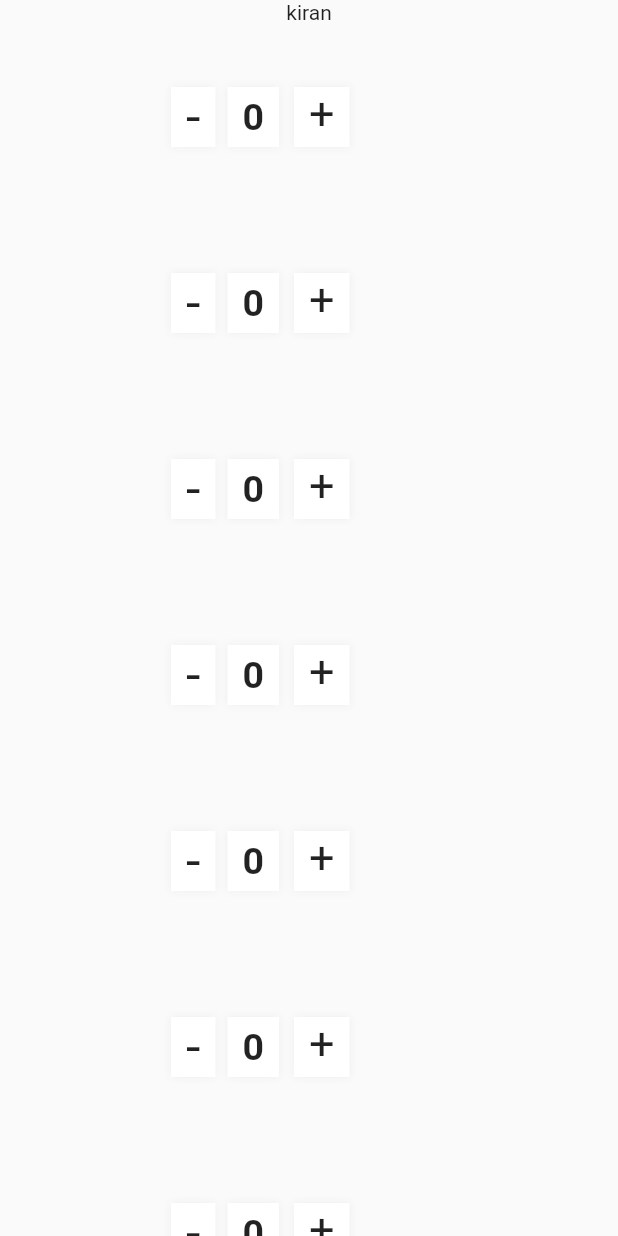
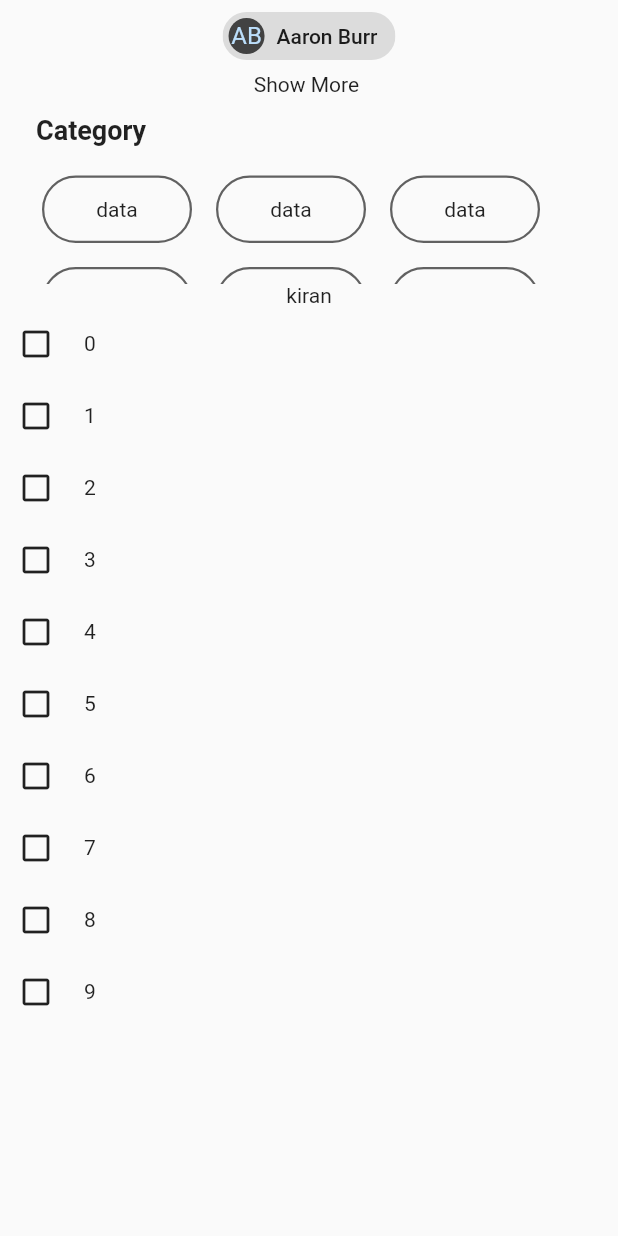
Before and after one commit to KiranYaduvanshi/demo_project, a Flutter app: the HomePage screen opened by its route, on a phone screen of 412 x 824 dp. Run offline on Flutter 3.47's test engine with Material 2 defaults, Android fonts, the phone set to English and light mode, and no system bars; our stand-ins replace flutter_contacts, get, velocity_x; missing offline and left inert: parallax, quick_actions.

Commit message:
14-Oct-2022

```diff
--- /dev/null
+++ b/lib/binding/check_box_binding.dart
@@ -0,0 +1,9 @@
+import 'package:demo_flutter_project/controller/check_box_controller.dart';
+import 'package:get/get.dart';
+
+class CheckboxBindings implements Bindings{
+  @override
+  void dependencies() {
+    Get.lazyPut(() => CheckBoxController());
+  }
+}
--- /dev/null
+++ b/lib/binding/contact_binding.dart
@@ -0,0 +1,10 @@
+import 'package:demo_flutter_project/controller/contact_controller.dart';
+import 'package:get/get.dart';
+
+class ContactBinding implements Bindings{
+  @override
+  void dependencies() {
+    Get.lazyPut(() => ContactController());
+  }
+
+}
--- /dev/null
+++ b/lib/binding/transform_binding.dart
@@ -0,0 +1,9 @@
+import 'package:demo_flutter_project/controller/TransformController.dart';
+import 'package:get/get.dart';
+
+class TransformBinding implements  Bindings{
+  @override
+  void dependencies() {
+    Get.lazyPut(() => TransformController());
+  }
+}
--- /dev/null
+++ b/lib/model.dart
@@ -0,0 +1,24 @@
+class GetApiResponse {
+  int? userId;
+  int? id;
+  String? title;
+  bool? completed;
+
+  GetApiResponse({this.userId, this.id, this.title, this.completed});
+
+  GetApiResponse.fromJson(Map<String, dynamic> json) {
+    userId = json['userId'];
+    id = json['id'];
+    title = json['title'];
+    completed = json['completed'];
+  }
+
+  Map<String, dynamic> toJson() {
+    final Map<String, dynamic> data = new Map<String, dynamic>();
+    data['userId'] = this.userId;
+    data['id'] = this.id;
+    data['title'] = this.title;
+    data['completed'] = this.completed;
+    return data;
+  }
+}
--- a/lib/routes/app_pages.dart
+++ b/lib/routes/app_pages.dart
@@ -2,4 +2,7 @@ class AppPages{
   static const homePage ="/homePage";
   static const parralaxDemo ="/parralaxDemo";
   static const scrollController ="/scrollController";
+  static const transformDemo ="/transformDemo";
+  static const checkBoxList ="/checkBoxList";
+  static const contactList ="/contactList";
 }
--- a/lib/routes/app_routes.dart
+++ b/lib/routes/app_routes.dart
@@ -1,17 +1,26 @@
+import 'package:demo_flutter_project/binding/check_box_binding.dart';
+import 'package:demo_flutter_project/binding/contact_binding.dart';
 import 'package:demo_flutter_project/binding/parent_binding.dart';
 import 'package:demo_flutter_project/binding/parralax_binding.dart';
+import 'package:demo_flutter_project/binding/transform_binding.dart';
+import 'package:demo_flutter_project/ui/get_contact.dart';
 import 'package:demo_flutter_project/ui/home_page.dart';
 import 'package:demo_flutter_project/routes/app_pages.dart';
+import 'package:demo_flutter_project/ui/multiple_checkbox.dart';
 import 'package:demo_flutter_project/ui/scroll_controller.dart';
 import 'package:get/get_navigation/get_navigation.dart';
 
 import '../ui/parralalx_demo.dart';
+import '../ui/trasnformContainerDemo.dart';
 
 class AppRoutes{
-  static String initalRoutes = AppPages.scrollController;
+  static String initalRoutes = AppPages.contactList;
   static final routes = [
     GetPage(name: AppPages.homePage, page: () => HomePage(),binding: ParentBinding()),
     GetPage(name: AppPages.parralaxDemo, page: () => ParrallaxDemo(),binding: ParralaxBinding()),
     GetPage(name: AppPages.scrollController, page: () => ScrollControllerDemo(),binding: ParralaxBinding()),
+    GetPage(name: AppPages.transformDemo, page: () => TransformConatiner(),binding: TransformBinding()),
+    GetPage(name: AppPages.checkBoxList, page: () => MultipleCheckBox(),binding: CheckboxBindings()),
+    GetPage(name: AppPages.contactList, page: () => GetContact(),binding: ContactBinding()),
   ];
 }
--- a/lib/ui/home_page.dart
+++ b/lib/ui/home_page.dart
@@ -10,9 +10,51 @@ class HomePage extends StatelessWidget{
   Widget build(BuildContext context) {
 
 
-    return Scaffold(
+    return SafeArea(
+      child: Scaffold(
         body: Column(
           children: [
+            Chip(
+              avatar: CircleAvatar(
+                backgroundColor: Colors.grey.shade800,
+                child: const Text('AB'),
+              ),
+              label: const Text('Aaron Burr'),
+            ),
+
+            GestureDetector(
+                onTap: (){
+                  controller.showList.value = !controller.showList.value;
+
+                },
+                child:
+                Obx(() => controller.showList.value ?"Show Less".text.make(): "Show More ".text.make())),
+            Obx(() =>
+              AnimatedContainer(
+                height: controller.showList.value
+                    ? Get.height * .8 - 300
+                    : 125,
+                duration: Duration(milliseconds: 500),
+                curve: Curves.linear,
+                child: SingleChildScrollView(
+                  controller: controller.localityScrollController,
+                  physics: controller.showList.value
+                      ? PageScrollPhysics()
+                      : NeverScrollableScrollPhysics(),
+                  child: Wrap(
+                    children: [
+                      for (int i=0; i< 10; i++)
+                        showListData()
+                    ],
+                  ),
+                ),
+              ),
+            ),
+
+
+
+
+
             "kiran".text.make(),
 
             Obx(() =>
@@ -22,9 +64,7 @@ class HomePage extends StatelessWidget{
                   itemCount: controller.list.length,
                     itemBuilder: (BuildContext context , int index){
 
-                return CartItems(index: index,
-
-                ).p(12);
+                  return checkBoxList(index,).p(12);
 
                 }),
               ).expand(),
@@ -32,7 +72,75 @@ class HomePage extends StatelessWidget{
 
           ],
         ),
+      ),
     );
   }
 
+  Widget checkBoxList(int index){
+    return  GestureDetector(
+        onTap: (){
+          //controller.selected_index.value = index;
+          controller.selectedBool.value = !controller.selectedBool.value;
+          controller.selectedList(index);
+
+        },
+        child: Row(
+          children: [
+            Container(
+              child:  Center(
+                child: controller.selectedBool == true
+                    ? Icon(Icons.check_box):Icon(Icons.check_box_outline_blank),
+              ),
+            ),
+
+            "$index ".text.make().px(20)
+
+          ],
+        ),
+
+    );
   }
+
+  Widget showListData(){
+    return             SingleChildScrollView(
+      child: SizedBox(
+        width: Get.width * 1 - 40,
+        child: Column(
+          crossAxisAlignment: CrossAxisAlignment.start,
+          mainAxisAlignment: MainAxisAlignment.start,
+          children: [
+            "Category".text.size(18).semiBold.make().p4().py8(),
+            Wrap(
+              children: [
+                for(int i =0 ; i< 10 ; i++)
+                  UnconstrainedBox(
+                    child: Container(
+                      constraints:
+                      BoxConstraints(maxHeight: 45, minHeight: 45, minWidth: 100),
+                      alignment: Alignment.center,
+                      decoration: BoxDecoration(
+                          color:  Colors.transparent,
+                          borderRadius: BorderRadius.circular(50),
+                          border: Border.all(
+                              color:  Colors.grey.shade700,
+                              width:  1.5)),
+                      child: "data"
+                          .text
+                          .size(14)
+                          .maxLines(1)
+                          .overflow(TextOverflow.ellipsis)
+                          .make()
+                          .px12(),
+                    ).p8(),
+                  ),
+              ],
+            ),
+
+          ],
+        ),
+      ),
+    );
+
+  }
+
+}
--- a/pubspec.yaml
+++ b/pubspec.yaml
@@ -37,6 +37,11 @@ dependencies:
   get: ^4.6.5
   parallax: ^1.0.3
   velocity_x: ^3.5.1
+  quick_actions: ^1.0.0
+  flutter_contacts: ^1.1.5
+  url_launcher:
+  http: ^0.13.5
+
 
 dev_dependencies:
   flutter_test:
```
Also changed, not shown: lib/controller/TransformController.dart (added, +21 -0 lines), lib/controller/check_box_controller.dart (added, +80 -0 lines), lib/controller/contact_controller.dart (added, +60 -0 lines), lib/controller/parent_controller.dart (+54 -0 lines), lib/modal/contacts.dart (added, +30 -0 lines), lib/test.dart (added, +43 -0 lines), lib/ui/get_contact.dart (added, +37 -0 lines), lib/ui/multiple_checkbox.dart (added, +70 -0 lines), lib/ui/trasnformContainerDemo.dart (added, +38 -0 lines), pubspec.lock, 2 other files. Lines whose indentation alone changed are shown as unchanged.
